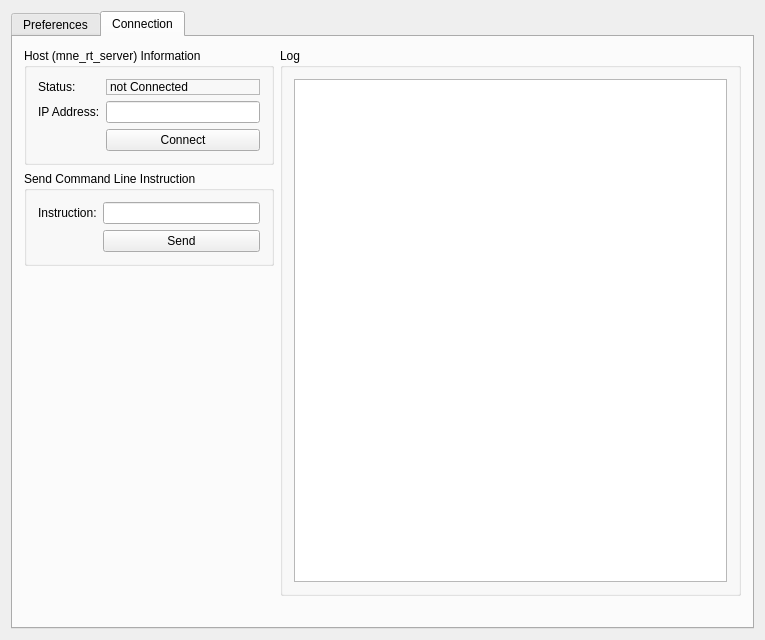
Qt form applications/mne_x/plugins/mnertclient/FormFiles/mnertclientsetup.ui (mne-tools/mne-cpp) before a commit.
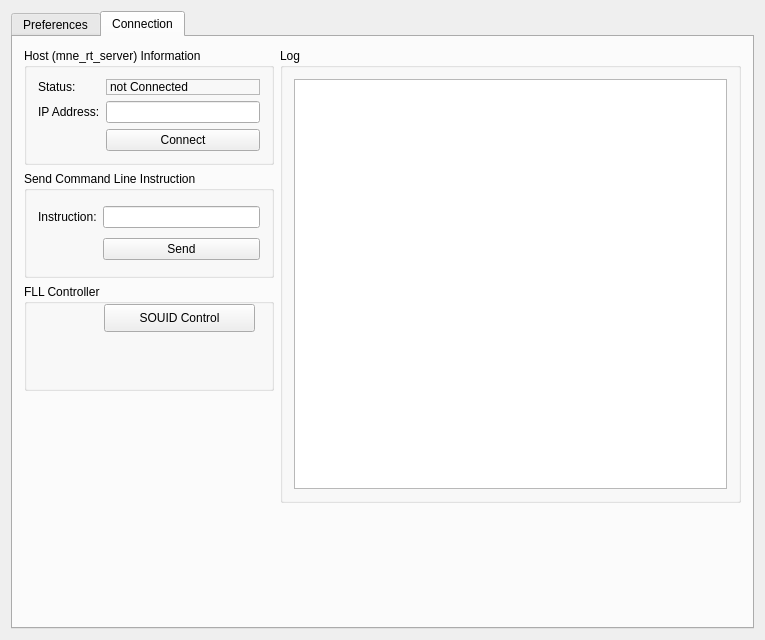
The same form after that commit. The open tabs and pages were chosen to show the change.

Commit message: Add SQUID Controller GUI

What changed in the file:
```diff
--- a/applications/mne_x/plugins/mnertclient/FormFiles/mnertclientsetup.ui
+++ b/applications/mne_x/plugins/mnertclient/FormFiles/mnertclientsetup.ui
@@ -17,7 +17,7 @@
    <item>
     <widget class="QTabWidget" name="tabWidget">
      <property name="currentIndex">
-      <number>0</number>
+      <number>1</number>
      </property>
      <widget class="QWidget" name="tab_pref">
       <attribute name="title">
@@ -276,7 +276,7 @@
       <layout class="QVBoxLayout" name="verticalLayout_3">
        <item>
         <layout class="QGridLayout" name="gridLayout_3">
-         <item row="2" column="0">
+         <item row="2" column="1">
           <widget class="QGroupBox" name="m_qGroupBox_Send">
            <property name="maximumSize">
             <size>
@@ -295,33 +295,20 @@
               </property>
              </widget>
             </item>
-            <item row="1" column="1">
+            <item row="0" column="2">
+             <widget class="QLineEdit" name="m_qLineEdit_SendCLI"/>
+            </item>
+            <item row="1" column="2">
              <widget class="QPushButton" name="m_qPushButton_SendCLI">
               <property name="text">
                <string>Send</string>
               </property>
              </widget>
             </item>
-            <item row="0" column="1">
-             <widget class="QLineEdit" name="m_qLineEdit_SendCLI"/>
-            </item>
            </layout>
           </widget>
          </item>
-         <item row="3" column="0">
-          <spacer name="verticalSpacer">
-           <property name="orientation">
-            <enum>Qt::Vertical</enum>
-           </property>
-           <property name="sizeHint" stdset="0">
-            <size>
-             <width>20</width>
-             <height>40</height>
-            </size>
-           </property>
-          </spacer>
-         </item>
-         <item row="4" column="1">
+         <item row="5" column="2">
           <spacer name="horizontalSpacer_3">
            <property name="orientation">
             <enum>Qt::Horizontal</enum>
@@ -334,7 +321,7 @@
            </property>
           </spacer>
          </item>
-         <item row="1" column="0">
+         <item row="1" column="1">
           <widget class="QGroupBox" name="m_qGroupBox_rtServerInfo">
            <property name="maximumSize">
             <size>
@@ -386,7 +373,7 @@
            </layout>
           </widget>
          </item>
-         <item row="1" column="1" rowspan="3">
+         <item row="1" column="2" rowspan="4">
           <widget class="QGroupBox" name="m_qGroupBox_log">
            <property name="title">
             <string>Log</string>
@@ -398,6 +385,42 @@
            </layout>
           </widget>
          </item>
+         <item row="3" column="1">
+          <widget class="QGroupBox" name="FLLControls">
+           <property name="title">
+            <string>FLL Controller</string>
+           </property>
+           <widget class="QPushButton" name="m_qPushButton_SQUIDControl">
+            <property name="geometry">
+             <rect>
+              <x>80</x>
+              <y>20</y>
+              <width>151</width>
+              <height>28</height>
+             </rect>
+            </property>
+            <property name="text">
+             <string>SOUID Control</string>
+            </property>
+           </widget>
+          </widget>
+         </item>
+         <item row="4" column="1" rowspan="2">
+          <spacer name="verticalSpacer">
+           <property name="orientation">
+            <enum>Qt::Vertical</enum>
+           </property>
+           <property name="sizeType">
+            <enum>QSizePolicy::Expanding</enum>
+           </property>
+           <property name="sizeHint" stdset="0">
+            <size>
+             <width>20</width>
+             <height>30</height>
+            </size>
+           </property>
+          </spacer>
+         </item>
         </layout>
        </item>
       </layout>
```
The commit also changes 13 other files.
